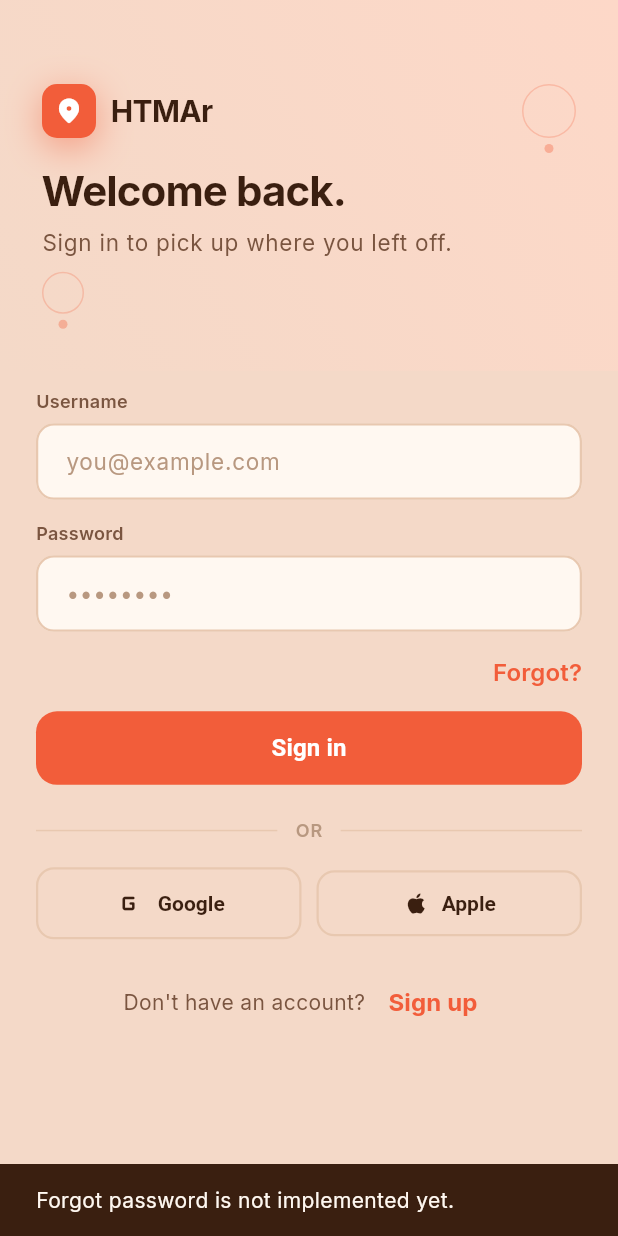
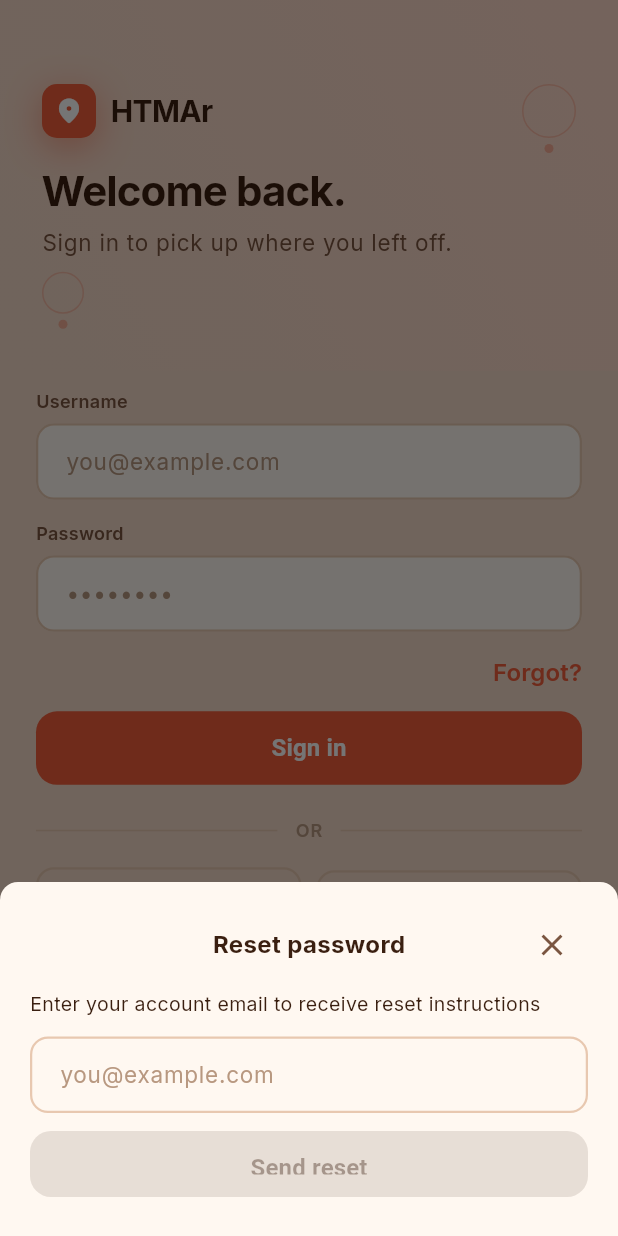
Before and after one commit to wyldebill/htmaduex, a Flutter app: the screen it shows after launch, after a tap on "Forgot?", on a phone screen of 412 x 824 dp. Run offline on Flutter 3.47's test engine with Material 3 defaults, Android fonts, the phone set to English and light mode, and no system bars; our stand-ins replace cloud_firestore, firebase_auth, firebase_core, go_router, google_fonts, google_maps_flutter; accounts and stored records are empty.

Commit message:
Add forgot-password bottom sheet and reset flow (#24)
Changed files:
- lib/screens/login_screen.dart
- test/login_forgot_password_test.dart

Co-authored-by: Copilot <223556219+Copilot@users.noreply.github.com>

```diff
--- a/lib/screens/login_screen.dart
+++ b/lib/screens/login_screen.dart
@@ -99,6 +99,138 @@ class _LoginScreenState extends State<LoginScreen> {
 
   void _showNotImplementedMessage(String feature) {
     _showMessage('$feature is not implemented yet.');
+  }
+
+  Future<void> _showForgotPasswordSheet() async {
+    if (_isSubmitting) return;
+
+    final TextEditingController sheetController =
+        TextEditingController(text: _usernameController.text);
+
+    await showModalBottomSheet<void>(
+      context: context,
+      isScrollControlled: true,
+      backgroundColor: Theme.of(context).canvasColor,
+      shape: const RoundedRectangleBorder(
+        borderRadius: BorderRadius.vertical(top: Radius.circular(12)),
+      ),
+      builder: (BuildContext ctx) {
+        bool sheetSubmitting = false;
+        return StatefulBuilder(builder: (BuildContext context, setState) {
+          return Padding(
+            padding: EdgeInsets.only(
+              bottom: MediaQuery.of(context).viewInsets.bottom,
+            ),
+            child: GestureDetector(
+              behavior: HitTestBehavior.opaque,
+              onTap: () => FocusScope.of(context).unfocus(),
+              child: SafeArea(
+                top: false,
+                child: Container(
+                  padding:
+                      const EdgeInsets.symmetric(horizontal: 20, vertical: 18),
+                  child: Column(
+                    mainAxisSize: MainAxisSize.min,
+                    crossAxisAlignment: CrossAxisAlignment.stretch,
+                    children: <Widget>[
+                      Row(
+                        mainAxisAlignment: MainAxisAlignment.spaceBetween,
+                        children: <Widget>[
+                          const SizedBox(width: 48),
+                          const Text(
+                            'Reset password',
+                            style: TextStyle(
+                              fontWeight: FontWeight.w700,
+                              fontSize: 16,
+                            ),
+                          ),
+                          IconButton(
+                            key: const ValueKey('forgot-cancel-button'),
+                            onPressed: sheetSubmitting
+                                ? null
+                                : () => Navigator.of(context).pop(),
+                            icon: const Icon(Icons.close),
+                          ),
+                        ],
+                      ),
+                      const SizedBox(height: 6),
+                      const Text(
+                        'Enter your account email to receive reset instructions',
+                        style: TextStyle(fontSize: 13),
+                      ),
+                      const SizedBox(height: 12),
+                      TextField(
+                        key: const ValueKey('forgot-email-field'),
+                        controller: sheetController,
+                        keyboardType: TextInputType.emailAddress,
+                        decoration: const InputDecoration(
+                          hintText: 'you@example.com',
+                        ),
+                        onSubmitted: (_) async {
+                          if (sheetSubmitting) return;
+                          await _handleSendReset(
+                            sheetController,
+                            (bool v) => setState(() => sheetSubmitting = v),
+                          );
+                        },
+                      ),
+                      const SizedBox(height: 12),
+                      SizedBox(
+                        height: 44,
+                        child: ElevatedButton(
+                          key: const ValueKey('forgot-send-button'),
+                          onPressed: (sheetController.text.trim().isEmpty || sheetSubmitting)
+                              ? null
+                              : () async {
+                                  await _handleSendReset(
+                                    sheetController,
+                                    (bool v) => setState(() => sheetSubmitting = v),
+                                  );
+                                },
+                          child: sheetSubmitting
+                              ? const SizedBox(
+                                  width: 16,
+                                  height: 16,
+                                  child: CircularProgressIndicator(
+                                    strokeWidth: 2.2,
+                                    color: Colors.white,
+                                  ),
+                                )
+                              : const Text('Send reset'),
+                        ),
+                      ),
+                      const SizedBox(height: 8),
+                    ],
+                  ),
+                ),
+              ),
+            ),
+          );
+        });
+      },
+    );
+  }
+
+  Future<void> _handleSendReset(
+    TextEditingController sheetController,
+    void Function(bool) setSubmitting,
+  ) async {
+    final String email = sheetController.text.trim();
+    if (email.isEmpty) return;
+
+    setSubmitting(true);
+    try {
+      await _authService.sendPasswordResetEmail(email);
+      if (!mounted) return;
+      Navigator.of(context).pop();
+      _showMessage('Password reset email sent.');
+    } on FirebaseAuthException catch (e) {
+      _showMessage(_friendlyAuthMessage(e));
+    } catch (_) {
+      _showMessage('Password reset failed.');
+    } finally {
+      setSubmitting(false);
+    }
   }
 
   @override
@@ -225,9 +357,7 @@ class _LoginScreenState extends State<LoginScreen> {
                                 child: TextButton(
                                   onPressed: _isSubmitting
                                       ? null
-                                      : () => _showNotImplementedMessage(
-                                        'Forgot password',
-                                      ),
+                                      : _showForgotPasswordSheet,
                                   style: TextButton.styleFrom(
                                     padding: EdgeInsets.zero,
                                     minimumSize: Size.zero,
```
Also changed, not shown: 1 other file.
